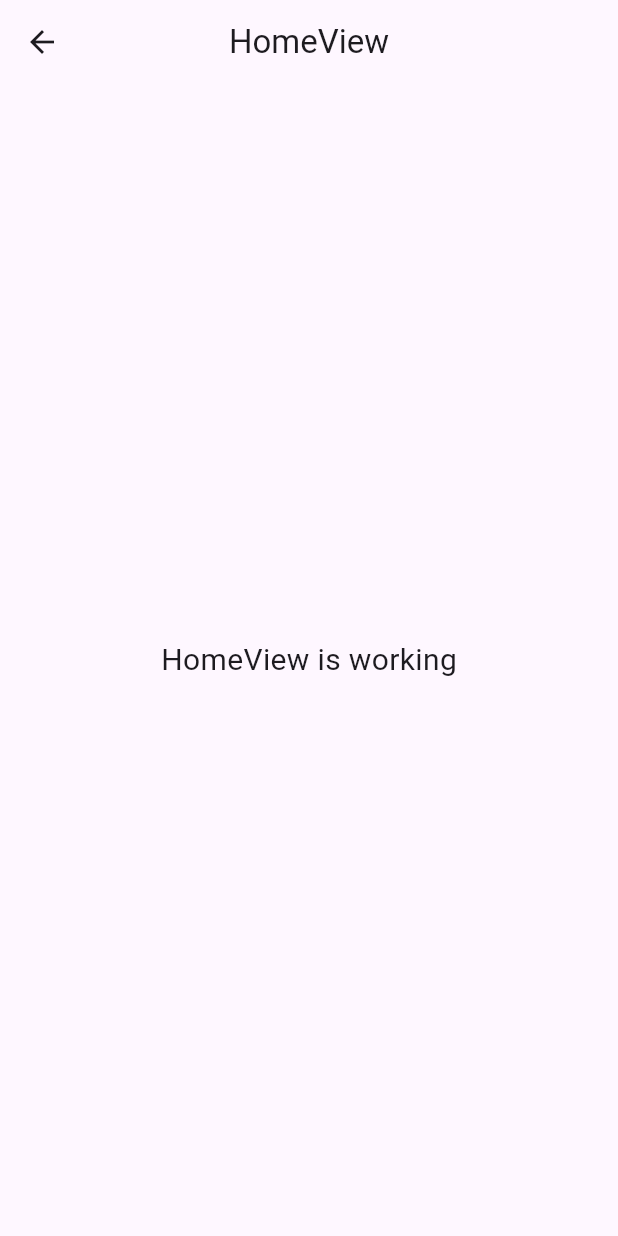
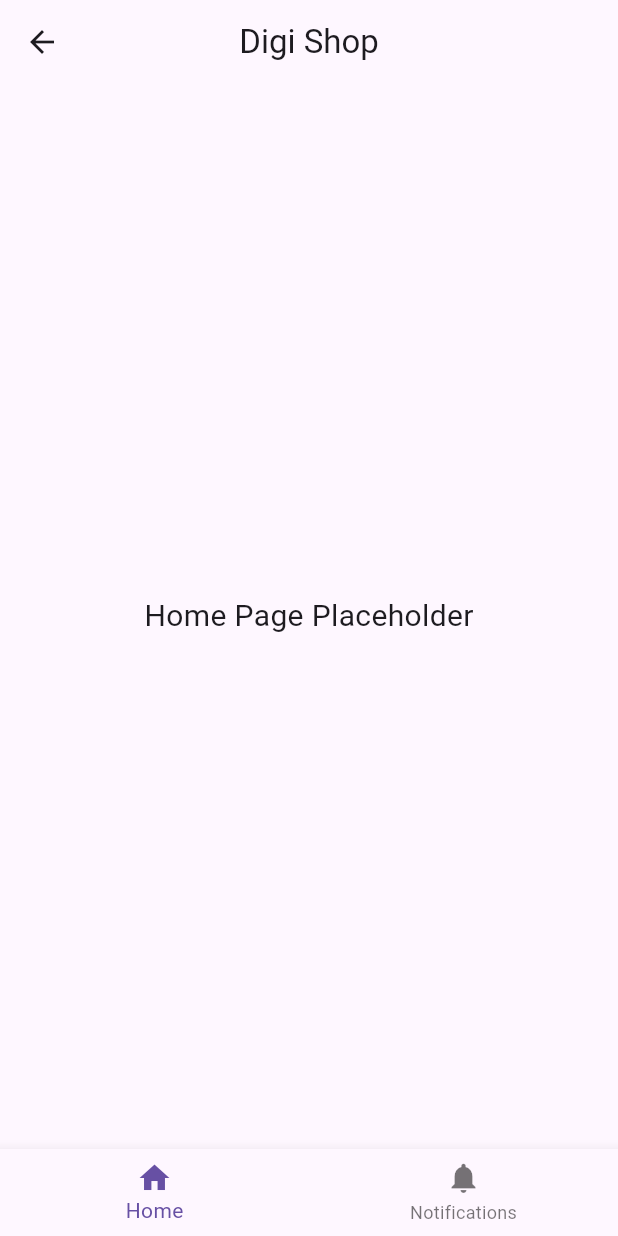
Before and after one commit to SahibAbbas123/digi_shop, a Flutter app: the HomeView screen opened by its route, on a phone screen of 412 x 824 dp. Run offline on Flutter 3.47's test engine with Material 3 defaults, Android fonts, the phone set to English and light mode, and no system bars; our stand-ins replace get.

Commit message:
Added BottomNavigationBar to Home with tab switching for Home and Notifications

```diff
--- a/lib/app/modules/home/views/home_view.dart
+++ b/lib/app/modules/home/views/home_view.dart
@@ -1,24 +1,62 @@
 import 'package:flutter/material.dart';
-
 import 'package:get/get.dart';
-
 import '../controllers/home_controller.dart';
 
 class HomeView extends GetView<HomeController> {
-  const HomeView({super.key});
+  const HomeView({Key? key}) : super(key: key);
+
+  static const List<Widget> _pages = [
+    Center(child: Text('Home Page Placeholder', style: TextStyle(fontSize: 20))),
+    Center(child: Text('No Notifications', style: TextStyle(fontSize: 20))),
+  ];
+
   @override
   Widget build(BuildContext context) {
-    return Scaffold(
-      appBar: AppBar(
-        title: const Text('HomeView'),
-        centerTitle: true,
-      ),
-      body: const Center(
-        child: Text(
-          'HomeView is working',
-          style: TextStyle(fontSize: 20),
-        ),
-      ),
-    );
+    return Obx(() => Scaffold(
+          appBar: AppBar(
+            title: const Text('Digi Shop'),
+            centerTitle: true,
+          ),
+          body: _pages[controller.selectedIndex.value],
+          bottomNavigationBar: BottomNavigationBar(
+            currentIndex: controller.selectedIndex.value,
+            onTap: controller.changeTabIndex,
+            items: const [
+              BottomNavigationBarItem(
+                icon: Icon(Icons.home),
+                label: 'Home',
+              ),
+              BottomNavigationBarItem(
+                icon: Icon(Icons.notifications),
+                label: 'Notifications',
+              ),
+            ],
+          ),
+        ));
   }
 }
+
+// import 'package:flutter/material.dart';
+
+// import 'package:get/get.dart';
+
+// import '../controllers/home_controller.dart';
+
+// class HomeView extends GetView<HomeController> {
+//   const HomeView({super.key});
+//   @override
+//   Widget build(BuildContext context) {
+//     return Scaffold(
+//       appBar: AppBar(
+//         title: const Text('HomeView'),
+//         centerTitle: true,
+//       ),
+//       body: const Center(
+//         child: Text(
+//           'HomeView is working',
+//           style: TextStyle(fontSize: 20),
+//         ),
+//       ),
+//     );
+//   }
+// }
--- a/lib/app/routes/app_pages.dart
+++ b/lib/app/routes/app_pages.dart
@@ -20,7 +20,7 @@ part 'app_routes.dart';
 class AppPages {
   AppPages._();
 
-  static const INITIAL = Routes.LOGIN;
+  static const INITIAL = Routes.HOME;
 
   static final routes = [
     GetPage(
```
Also changed, not shown: lib/app/modules/home/controllers/home_controller.dart (+26 -15 lines).
